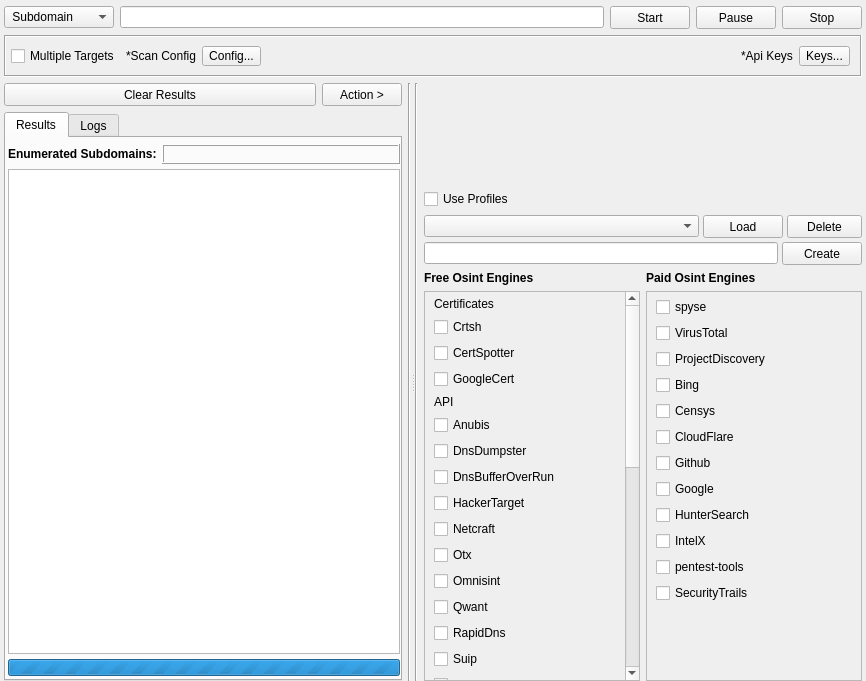
Before: the Qt Designer form gui/src/engines/osint/Osint.ui in 3nock/OTE, drawn with Qt 5.
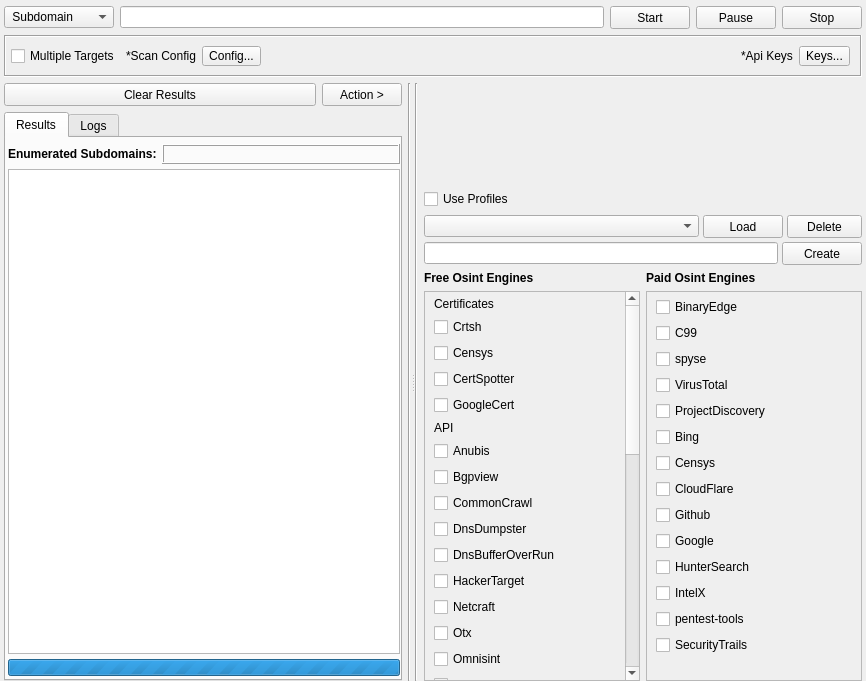
After: the same form once the commit is applied. Custom widgets are drawn as their Qt base class.

Commit message: added even more osint modules...

The edit to the form file:
```diff
--- a/gui/src/engines/osint/Osint.ui
+++ b/gui/src/engines/osint/Osint.ui
@@ -860,7 +860,7 @@
                   <x>0</x>
                   <y>0</y>
                   <width>184</width>
-                  <height>776</height>
+                  <height>845</height>
                  </rect>
                 </property>
                 <layout class="QVBoxLayout" name="verticalLayout_11">
@@ -884,6 +884,13 @@
                    </property>
                   </widget>
                  </item>
+                 <item>
+                  <widget class="QCheckBox" name="checkBox_engine_censysFree">
+                   <property name="text">
+                    <string>Censys</string>
+                   </property>
+                  </widget>
+                 </item>
                  <item>
                   <widget class="QCheckBox" name="checkBox_engine_certspotter">
                    <property name="text">
@@ -912,6 +919,20 @@
                    </property>
                   </widget>
                  </item>
+                 <item>
+                  <widget class="QCheckBox" name="checkBox_engine_bgpview">
+                   <property name="text">
+                    <string>Bgpview</string>
+                   </property>
+                  </widget>
+                 </item>
+                 <item>
+                  <widget class="QCheckBox" name="checkBox_engine_commonCrawl">
+                   <property name="text">
+                    <string>CommonCrawl</string>
+                   </property>
+                  </widget>
+                 </item>
                  <item>
                   <widget class="QCheckBox" name="checkBox_engine_dnsdumpster">
                    <property name="text">
@@ -1194,8 +1215,8 @@
                  <rect>
                   <x>0</x>
                   <y>0</y>
-                  <width>201</width>
-                  <height>310</height>
+                  <width>184</width>
+                  <height>332</height>
                  </rect>
                 </property>
                 <layout class="QVBoxLayout" name="verticalLayout_6">
@@ -1205,6 +1226,20 @@
                  <property name="bottomMargin">
                   <number>5</number>
                  </property>
+                 <item>
+                  <widget class="QCheckBox" name="checkBox_engine_binaryEdge">
+                   <property name="text">
+                    <string>BinaryEdge</string>
+                   </property>
+                  </widget>
+                 </item>
+                 <item>
+                  <widget class="QCheckBox" name="checkBox_engine_c99">
+                   <property name="text">
+                    <string>C99</string>
+                   </property>
+                  </widget>
+                 </item>
                  <item>
                   <widget class="QCheckBox" name="checkBox_engine_spyse">
                    <property name="text">
```
The commit also changes 29 other files.
